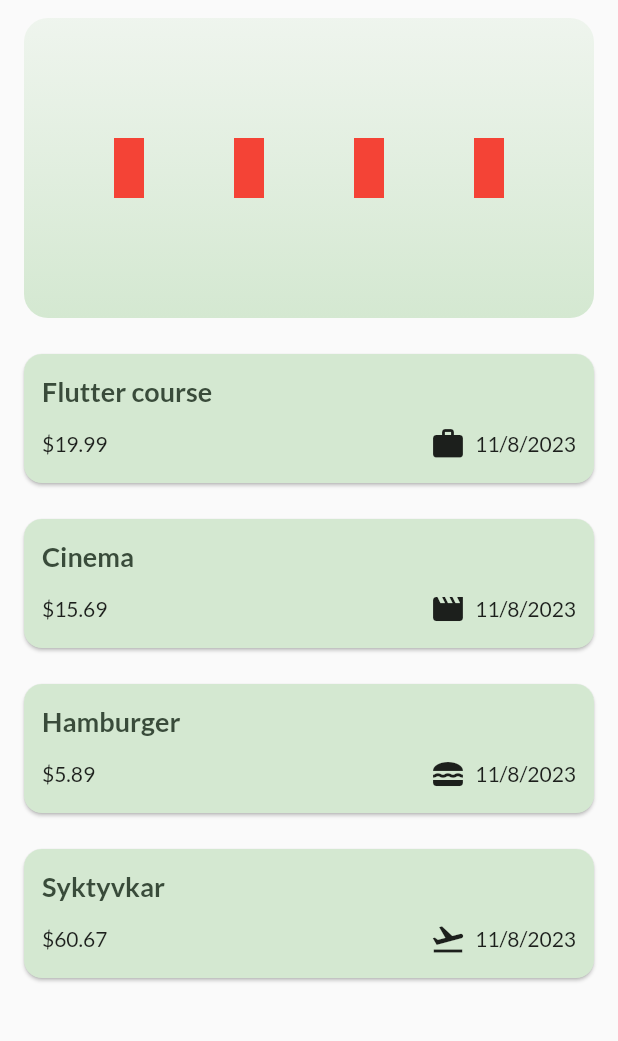
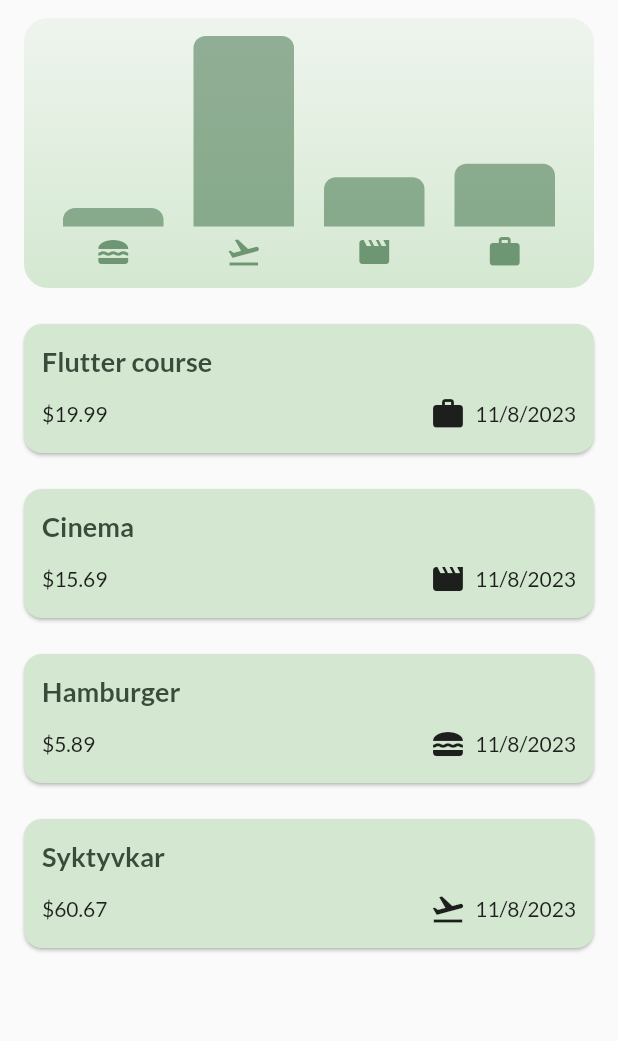
Before and after one commit to cocahonka/flutter-training-expense-tracker, a Flutter app: the screen it shows after launch, on a phone screen of 412 x 824 dp, the part 84-1125 px from its top. Run offline on Flutter 3.47's test engine with Material 2 defaults, Android fonts, the phone set to English and light mode, and no system bars; our stand-ins replace google_fonts.

Commit message:
made up chart and refactoring chart item arguments

```diff
--- a/lib/widgets/chart/chart.dart
+++ b/lib/widgets/chart/chart.dart
@@ -25,7 +25,8 @@ class Chart extends StatelessWidget {
     return Padding(
       padding: Theme.of(context).cardTheme.margin!,
       child: Container(
-        height: 200,
+        height: 180,
+        width: double.infinity,
         decoration: BoxDecoration(
           borderRadius: BorderRadius.circular(16),
           gradient: LinearGradient(
@@ -37,14 +38,20 @@ class Chart extends StatelessWidget {
             ],
           ),
         ),
-        child: Row(
-          mainAxisAlignment: MainAxisAlignment.spaceEvenly,
-          children: buckets.map((bucket) {
-            return ChartItem(
-              maxAmount: maxAmount,
-              bucket: bucket,
-            );
-          }).toList(),
+        child: Padding(
+          padding: const EdgeInsets.symmetric(vertical: 12, horizontal: 16),
+          child: Row(
+            mainAxisAlignment: MainAxisAlignment.center,
+            crossAxisAlignment: CrossAxisAlignment.end,
+            children: buckets.map((bucket) {
+              return Expanded(
+                child: ChartItem(
+                  fill: maxAmount == 0 ? 0 : bucket.totalAmount / maxAmount,
+                  category: bucket.category,
+                ),
+              );
+            }).toList(),
+          ),
         ),
       ),
     );
--- a/lib/widgets/chart/chart_item.dart
+++ b/lib/widgets/chart/chart_item.dart
@@ -1,18 +1,45 @@
-import 'package:expense_tracker_repeat/models/expense_bucket.dart';
+import 'package:expense_tracker_repeat/models/category.dart';
 import 'package:flutter/material.dart';
 
 class ChartItem extends StatelessWidget {
   const ChartItem({
-    required this.maxAmount,
-    required this.bucket,
+    required this.fill,
+    required this.category,
     super.key,
   });
 
-  final double maxAmount;
-  final ExpenseBucket bucket;
+  final double fill;
+  final Category category;
 
   @override
   Widget build(BuildContext context) {
-    return SizedBox(height: 40, width: 20, child: const ColoredBox(color: Colors.red));
+    return Padding(
+      padding: const EdgeInsets.symmetric(horizontal: 10),
+      child: Column(
+        mainAxisAlignment: MainAxisAlignment.end,
+        children: [
+          Expanded(
+            child: FractionallySizedBox(
+              heightFactor: fill,
+              widthFactor: 1,
+              alignment: Alignment.bottomCenter,
+              child: DecoratedBox(
+                decoration: BoxDecoration(
+                  color: Theme.of(context).colorScheme.primary.withOpacity(0.5),
+                  borderRadius: const BorderRadius.vertical(top: Radius.circular(8)),
+                ),
+              ),
+            ),
+          ),
+          Padding(
+            padding: const EdgeInsets.only(top: 5),
+            child: Icon(
+              category.icon,
+              color: Theme.of(context).colorScheme.primary.withOpacity(0.65),
+            ),
+          ),
+        ],
+      ),
+    );
   }
 }
```
